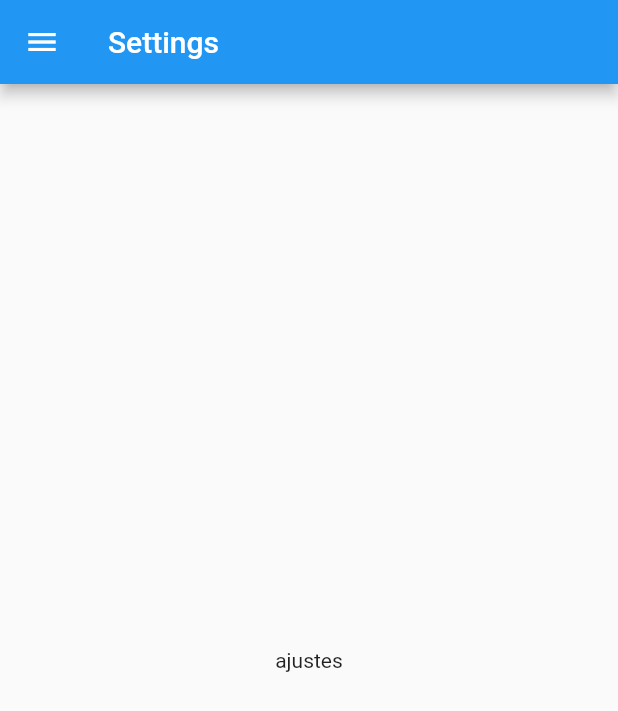
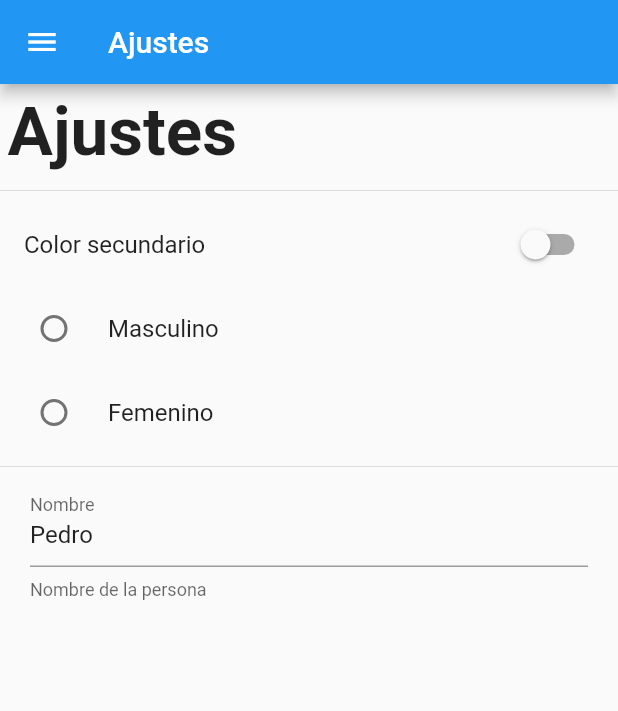
Before and after one commit to oscarlolero/user_preferences, a Flutter app: the SettingsPage screen opened by its route, on a phone screen of 412 x 824 dp. Shown: the top 711 px of the screen. Run offline on Flutter 3.47's test engine with Material 2 defaults, Android fonts, the phone set to English and light mode, and no system bars; our stand-ins replace shared_preferences; accounts and stored records are empty.

Commit message:
Saving to local storage at settings page

```diff
--- a/lib/src/pages/settings_page.dart
+++ b/lib/src/pages/settings_page.dart
@@ -1,19 +1,107 @@
 import 'package:flutter/material.dart';
+import 'package:shared_preferences/shared_preferences.dart';
 import 'package:user_preferences_app/src/widgets/menu_widget.dart';
 
-class SettingsPage extends StatelessWidget {
+class SettingsPage extends StatefulWidget {
   static final String routeName = 'settings';
 
+  @override
+  _SettingsPageState createState() => _SettingsPageState();
+}
+
+class _SettingsPageState extends State<SettingsPage> {
+
+  bool _secondaryColor = false;
+  int _genhre = 1;
+  String _name = 'Pedro';
+
+  TextEditingController _textController;
+
+  @override
+  void initState() {
+    super.initState();
+    loadPreferences();
+    _textController = new TextEditingController(text: _name);
+  }
+
+  loadPreferences() async {
+    SharedPreferences prefs = await SharedPreferences.getInstance();
+    _genhre = prefs.getInt('genhre');
+    setState(() {
+
+    });
+  }
   @override
   Widget build(BuildContext context) {
     return Scaffold(
       appBar: AppBar(
-        title: Text('Settings'),
+        title: Text('Ajustes'),
       ),
       drawer: MenuWidget(),
       body: Center(
-        child: Text('ajustes'),
+        child: ListView(
+          children: [
+            Container(
+              padding: EdgeInsets.all(5.0),
+              child: Text(
+                'Ajustes',
+                style: TextStyle(
+                  fontSize: 45.0,
+                  fontWeight: FontWeight.bold,
+                ),
+              ),
+            ),
+            Divider(),
+            SwitchListTile(
+              value: _secondaryColor,
+              title: Text('Color secundario'),
+              onChanged: (value) {
+                setState(() {
+                  _secondaryColor = value;
+                });
+              },
+            ),
+            RadioListTile(
+              value: 1,
+              groupValue: _genhre,
+              onChanged: _setSelectedRadio,
+              title: Text('Masculino'),
+            ),
+            RadioListTile(
+              value: 2,
+              groupValue: _genhre,
+              onChanged: _setSelectedRadio,
+              title: Text('Femenino'),
+            ),
+            Divider(),
+            Container(
+              padding: EdgeInsets.symmetric(horizontal: 20.0),
+              child: TextField(
+                controller: _textController,
+                decoration: InputDecoration(
+                  labelText: 'Nombre',
+                  helperText: 'Nombre de la persona'
+                ),
+                onChanged: (value) {
+
+                },
+              ),
+            )
+          ],
+        ),
       ),
     );
   }
+
+  void _setSelectedRadio(int value) async {
+
+    SharedPreferences prefs = await SharedPreferences.getInstance();
+
+    await prefs.setInt('genhre', value);
+
+    _genhre = value;
+    setState(() {
+
+    });
+  }
 }
--- a/pubspec.yaml
+++ b/pubspec.yaml
@@ -28,6 +28,7 @@ dependencies:
   # The following adds the Cupertino Icons font to your application.
   # Use with the CupertinoIcons class for iOS style icons.
   cupertino_icons: ^1.0.0
+  shared_preferences: ^0.5.12+4
 
 dev_dependencies:
   flutter_test:
```
Also changed, not shown: pubspec.lock.
